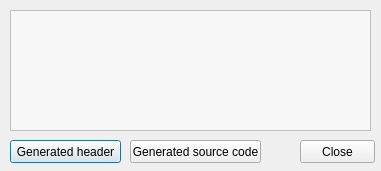
Above: source/application/finish.ui from newtoo-official/Newtoo-web-interface-mapper before the change. Below: the same form after it.
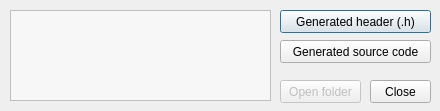
That is the form after the change. Icons and pictures are not drawn.

Patch:
```diff
--- a/source/application/finish.ui
+++ b/source/application/finish.ui
@@ -6,20 +6,20 @@
    <rect>
     <x>0</x>
     <y>0</y>
-    <width>381</width>
-    <height>171</height>
+    <width>440</width>
+    <height>111</height>
    </rect>
   </property>
   <property name="minimumSize">
    <size>
-    <width>381</width>
-    <height>171</height>
+    <width>440</width>
+    <height>111</height>
    </size>
   </property>
   <property name="maximumSize">
    <size>
-    <width>381</width>
-    <height>171</height>
+    <width>440</width>
+    <height>111</height>
    </size>
   </property>
   <property name="windowTitle">
@@ -43,8 +43,8 @@
     <rect>
      <x>10</x>
      <y>10</y>
-     <width>361</width>
-     <height>121</height>
+     <width>261</width>
+     <height>91</height>
     </rect>
    </property>
    <property name="styleSheet">
@@ -60,22 +60,22 @@
   <widget class="QPushButton" name="showh">
    <property name="geometry">
     <rect>
-     <x>10</x>
-     <y>140</y>
-     <width>111</width>
+     <x>280</x>
+     <y>10</y>
+     <width>151</width>
      <height>23</height>
     </rect>
    </property>
    <property name="text">
-    <string>Generated header</string>
+    <string>Generated header (.h)</string>
    </property>
   </widget>
   <widget class="QPushButton" name="showcpp">
    <property name="geometry">
     <rect>
-     <x>130</x>
-     <y>140</y>
-     <width>131</width>
+     <x>280</x>
+     <y>40</y>
+     <width>151</width>
      <height>23</height>
     </rect>
    </property>
@@ -86,9 +86,9 @@
   <widget class="QPushButton" name="close">
    <property name="geometry">
     <rect>
-     <x>300</x>
-     <y>140</y>
-     <width>75</width>
+     <x>370</x>
+     <y>80</y>
+     <width>61</width>
      <height>23</height>
     </rect>
    </property>
@@ -96,6 +96,40 @@
     <string>Close</string>
    </property>
   </widget>
+  <widget class="QPushButton" name="pushButton">
+   <property name="enabled">
+    <bool>false</bool>
+   </property>
+   <property name="geometry">
+    <rect>
+     <x>280</x>
+     <y>80</y>
+     <width>81</width>
+     <height>23</height>
+    </rect>
+   </property>
+   <property name="text">
+    <string>Open folder</string>
+   </property>
+   <property name="checkable">
+    <bool>false</bool>
+   </property>
+   <property name="autoRepeat">
+    <bool>false</bool>
+   </property>
+   <property name="autoExclusive">
+    <bool>false</bool>
+   </property>
+   <property name="autoDefault">
+    <bool>true</bool>
+   </property>
+   <property name="default">
+    <bool>false</bool>
+   </property>
+   <property name="flat">
+    <bool>false</bool>
+   </property>
+  </widget>
  </widget>
  <resources>
   <include location="../../resources.qrc"/>
```
